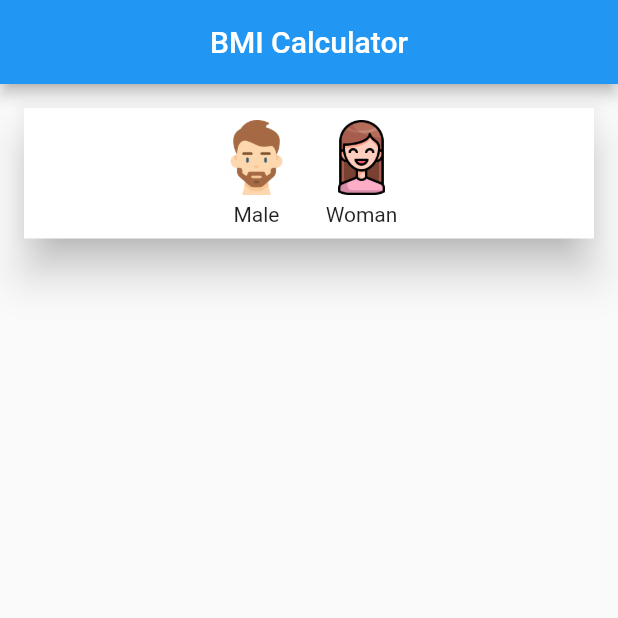
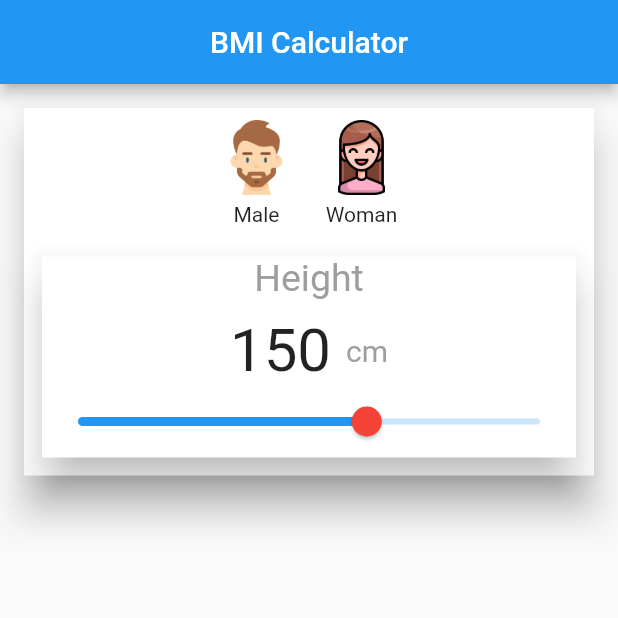
Before and after one commit to raigomessw/BMI_Calculator, a Flutter app: the screen it shows after launch, on a phone screen of 412 x 824 dp, the top half of it. Run offline on Flutter 3.47's test engine with Material 2 defaults, Android fonts, the phone set to English and light mode, and no system bars; missing offline and left inert: flutter_3d_choice_chip.

Commit message:
Height  selection

```diff
--- a/lib/gender_widget.dart
+++ b/lib/gender_widget.dart
@@ -2,7 +2,7 @@ import 'package:flutter/material.dart';
 import 'package:flutter_3d_choice_chip/flutter_3d_choice_chip.dart';
 
 class GenderWidget extends StatefulWidget {
-  final Function(int) onChange = onChange;
+  final Function(int) onChange;
 
   const GenderWidget({Key? key, required this.onChange}) : super(key: key);
 
@@ -14,7 +14,7 @@ class _GenderWidgetState extends State<GenderWidget> {
   int _gender = 0;
 
   final ChoiceChip3DStyle selectedStyle = ChoiceChip3DStyle(
-      topColor: Color.fromARGB(255, 111, 197, 114)!,
+      topColor: Color.fromARGB(255, 111, 197, 114),
       backColor: Colors.grey,
       borderRadius: BorderRadius.circular(20));
 
--- /dev/null
+++ b/lib/height_widget.dart
@@ -0,0 +1,60 @@
+import 'package:flutter/material.dart';
+
+class HeightWidget extends StatefulWidget {
+  final Function(int) onChange;
+  const HeightWidget({Key? key, required this.onChange}) : super(key: key);
+
+  @override
+  _HeightWidgetState createState() => _HeightWidgetState();
+}
+
+class _HeightWidgetState extends State<HeightWidget> {
+  int _height = 150;
+
+  @override
+  Widget build(BuildContext context) {
+    return Padding(
+      padding: const EdgeInsets.all(8.0),
+      child: Card(
+          elevation: 12,
+          shape: const RoundedRectangleBorder(),
+          child: Column(
+            children: [
+              const Text(
+                "Height",
+                style: TextStyle(fontSize: 25, color: Colors.grey),
+              ),
+              const SizedBox(
+                height: 10,
+              ),
+              Row(
+                mainAxisAlignment: MainAxisAlignment.center,
+                children: [
+                  Text(
+                    _height.toString(),
+                    style: const TextStyle(fontSize: 40),
+                  ),
+                  const SizedBox(width: 10),
+                  const Text(
+                    "cm",
+                    style: const TextStyle(fontSize: 20, color: Colors.grey),
+                  ),
+                ],
+              ),
+              Slider(
+                min: 0,
+                max: 240,
+                value: _height.toDouble(),
+                thumbColor: Colors.red,
+                onChanged: (value) {
+                  setState(() {
+                    _height = value.toInt();
+                  });
+                  widget.onChange(_height);
+                },
+              )
+            ],
+          )),
+    );
+  }
+}
--- a/lib/home_screen.dart
+++ b/lib/home_screen.dart
@@ -1,5 +1,6 @@
 import "package:flutter/material.dart";
 import "/gender_widget.dart";
+import "/height_widget.dart";
 
 class HomeScreen extends StatefulWidget {
   const HomeScreen({Key? key}) : super(key: key);
@@ -10,6 +11,7 @@ class HomeScreen extends StatefulWidget {
 
 class _HomeScreenState extends State<HomeScreen> {
   int _gender = 0;
+  int _height = 150;
 
   @override
   Widget build(BuildContext context) {
@@ -27,8 +29,18 @@ class _HomeScreenState extends State<HomeScreen> {
               child: Column(
                 children: [
                   //Widget for gender selection
-                        GenderWidget(onChange: (genderVal) {})
+                  GenderWidget(
+                    onChange: (genderVal) {
+                      _gender = genderVal;
+                    },
+                  ),
+                  HeightWidget(onChange: (heightVal) {
+                    _height = heightVal;
+                  })
                 ],
-                    )))));
+              ),
+            ),
+          ),
+        ));
   }
 }
```
Lines whose indentation alone changed are shown as unchanged.
